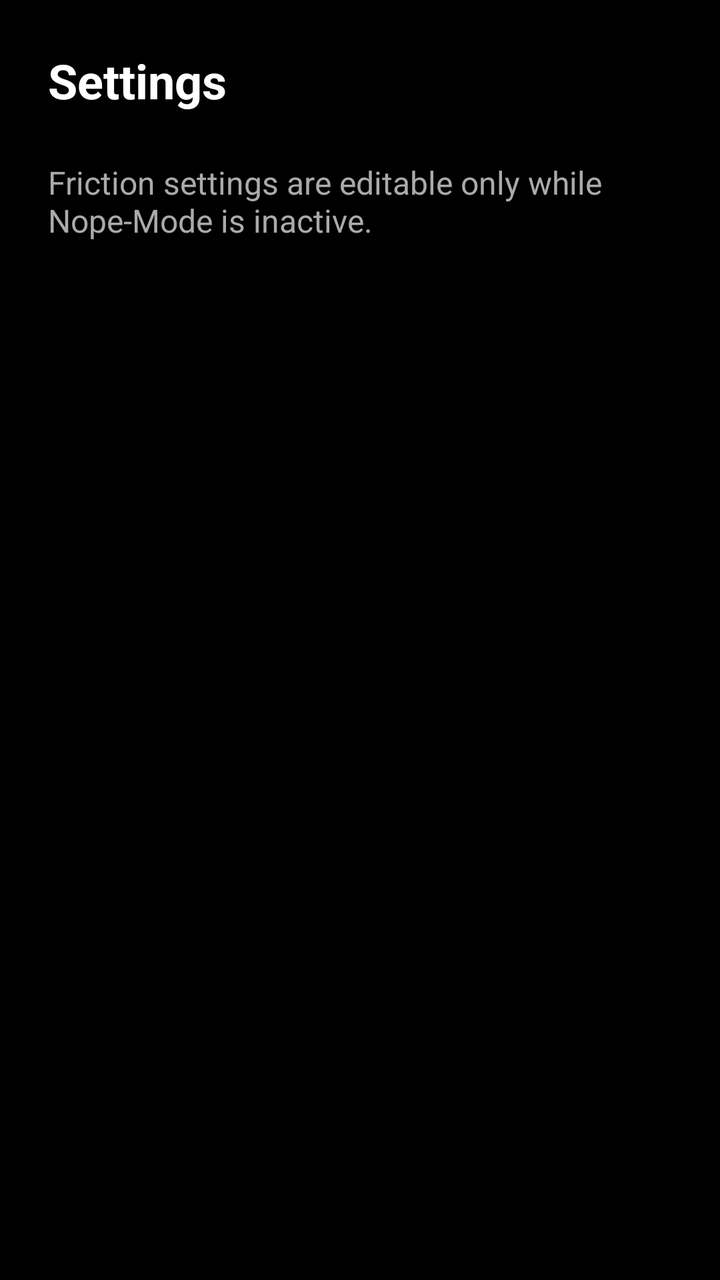
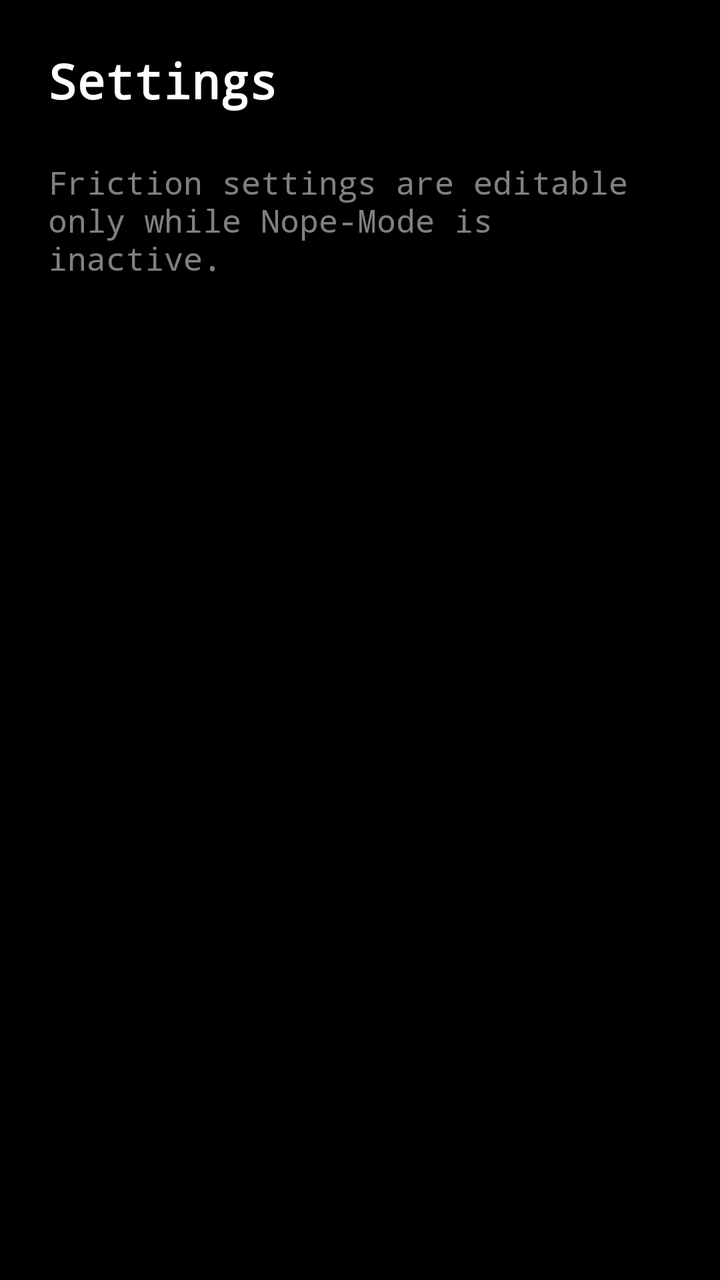

The first picture is an Android layout as it rendered before a commit; the second is the same layout after the commit. The layout source and the unified diff follow.
<!-- AndroidManifest.xml: application theme Theme.NopeMode -->
<!-- res/layout/activity_settings.xml -->
<?xml version="1.0" encoding="utf-8"?>
<androidx.constraintlayout.widget.ConstraintLayout
    xmlns:android="http://schemas.android.com/apk/res/android"
    xmlns:app="http://schemas.android.com/apk/res-auto"
    android:layout_width="match_parent"
    android:layout_height="match_parent"
    android:padding="24dp">

    <TextView
        android:id="@+id/titleText"
        android:layout_width="wrap_content"
        android:layout_height="wrap_content"
        android:text="@string/settings_title"
        android:textSize="24sp"
        android:textStyle="bold"
        android:textColor="@android:color/white"
        app:layout_constraintTop_toTopOf="parent"
        app:layout_constraintStart_toStartOf="parent" />

    <TextView
        android:id="@+id/lockedText"
        android:layout_width="0dp"
        android:layout_height="wrap_content"
        android:layout_marginTop="24dp"
        android:text="@string/settings_locked_hint"
        android:textSize="16sp"
        android:textColor="@android:color/darker_gray"
        app:layout_constraintTop_toBottomOf="@id/titleText"
        app:layout_constraintStart_toStartOf="parent"
        app:layout_constraintEnd_toEndOf="parent" />

</androidx.constraintlayout.widget.ConstraintLayout>
<!-- resources referenced by this layout -->
<resources>
  <string name="settings_locked_hint">Friction settings are editable only while Nope-Mode is inactive.</string>
  <string name="settings_title">Settings</string>
  <style name="Theme.NopeMode" parent="Theme.Material3.Dark.NoActionBar">
          <item name="android:windowBackground">@android:color/black</item>
      </style>
</resources>

<!-- the commit's change to res/layout/activity_settings.xml (unified diff, before → after) -->
@@ -4,27 +4,30 @@
     xmlns:app="http://schemas.android.com/apk/res-auto"
     android:layout_width="match_parent"
     android:layout_height="match_parent"
+    android:background="@color/pxx_ink"
     android:padding="24dp">
 
     <TextView
+        android:fontFamily="@string/font_body"
         android:id="@+id/titleText"
         android:layout_width="wrap_content"
         android:layout_height="wrap_content"
         android:text="@string/settings_title"
         android:textSize="24sp"
         android:textStyle="bold"
-        android:textColor="@android:color/white"
+        android:textColor="@color/pxx_paper"
         app:layout_constraintTop_toTopOf="parent"
         app:layout_constraintStart_toStartOf="parent" />
 
     <TextView
+        android:fontFamily="@string/font_body"
         android:id="@+id/lockedText"
         android:layout_width="0dp"
         android:layout_height="wrap_content"
         android:layout_marginTop="24dp"
         android:text="@string/settings_locked_hint"
         android:textSize="16sp"
-        android:textColor="@android:color/darker_gray"
+        android:textColor="@color/pxx_white_50"
         app:layout_constraintTop_toBottomOf="@id/titleText"
         app:layout_constraintStart_toStartOf="parent"
         app:layout_constraintEnd_toEndOf="parent" />
<!-- resource entries referenced after the edit -->
@@ -1,9 +1,36 @@
 <!-- resources referenced by this layout -->
 <resources>
+  <color name="pxx_ink">#000000</color>
+  <color name="pxx_paper">#FFFFFF</color>
+  <color name="pxx_white_50">#80FFFFFF</color>
+  <string name="font_body" translatable="false">monospace</string>
   <string name="settings_locked_hint">Friction settings are editable only while Nope-Mode is inactive.</string>
   <string name="settings_title">Settings</string>
   <style name="Theme.NopeMode" parent="Theme.Material3.Dark.NoActionBar">
-          <item name="android:windowBackground">@android:color/black</item>
+          <item name="android:windowBackground">@color/pxx_ink</item>
+          <item name="android:colorBackground">@color/pxx_ink</item>
+  
+          
+          <item name="colorPrimary">@color/pxx_signal</item>
+          <item name="colorOnPrimary">@color/pxx_ink</item>
+          <item name="colorSecondary">@color/pxx_signal</item>
+          <item name="colorOnSecondary">@color/pxx_ink</item>
+          <item name="colorAccent">@color/pxx_signal</item>
+  
+          <item name="android:colorControlActivated">@color/pxx_signal</item>
+          <item name="android:colorControlNormal">@color/pxx_white_50</item>
+  
+          <item name="android:textColorPrimary">@color/pxx_white_90</item>
+          <item name="android:textColorSecondary">@color/pxx_white_50</item>
+          <item name="android:textColorHint">@color/pxx_white_50</item>
+  
+          <item name="android:statusBarColor">@color/pxx_ink</item>
+          <item name="android:navigationBarColor">@color/pxx_ink</item>
+          <item name="android:windowLightStatusBar">false</item>
+  
+          <item name="android:fontFamily">@string/font_body</item>
       </style>
+  <color name="pxx_signal">#9BE223</color>
+  <color name="pxx_white_90">#E6FFFFFF</color>
 </resources>
 
